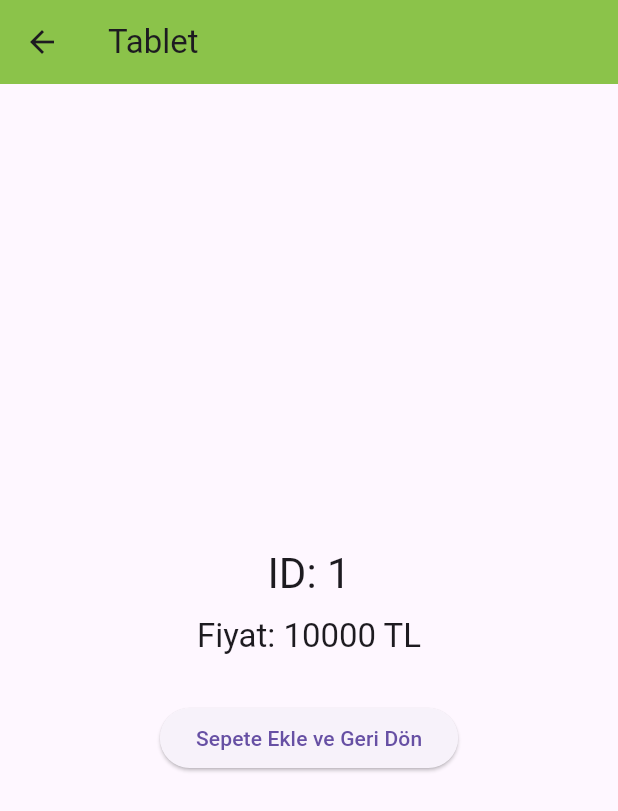
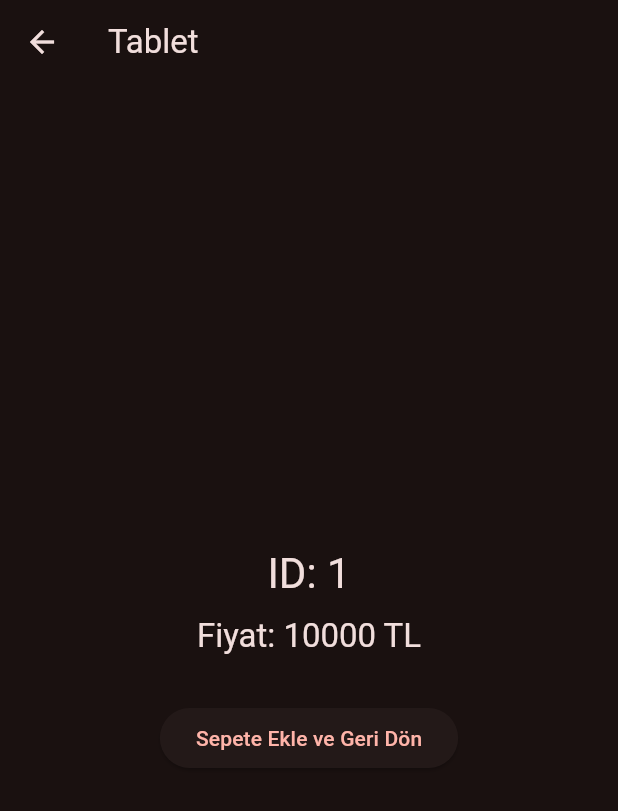
Before and after one commit to salihefeserit/dinamik-rotalar, a Flutter app: the screen it shows after launch, after a tap on "Tablet", on a phone screen of 412 x 824 dp. Shown: the top 811 px of the screen. Run offline on Flutter 3.47's test engine with Material 3 defaults, Android fonts, the light colour scheme and no system bars.

Commit message:
Güncelleme

```diff
--- /dev/null
+++ b/lib/homepage.dart
@@ -0,0 +1,52 @@
+import 'package:flutter/material.dart';
+import 'package:urunkatalog/product_model.dart';
+
+class HomePage extends StatelessWidget {
+  const HomePage({super.key});
+
+  @override
+  Widget build(BuildContext context) {
+    return Scaffold(
+      appBar: AppBar(
+        title: const Center(
+          child: Text(
+            "Ürünler",
+            style: TextStyle(fontSize: 20, fontWeight: FontWeight.bold),
+          ),
+        ),
+      ),
+      body: ListView.separated(
+        itemBuilder: (context, index) => ListTile(
+          leading: Icon(products[index].icon),
+          title: Text(products[index].ad),
+          onTap: () => _navigateAndDisplaySnackBar(context, products[index]),
+        ),
+        separatorBuilder: (context, index) => const Divider(thickness: 1),
+        itemCount: products.length,
+      ),
+      floatingActionButton: FloatingActionButton(
+        onPressed: () {
+          Navigator.pushNamed(context, '/notfoundpage');
+        },
+        tooltip: 'Test 404',
+        child: const Icon(Icons.error_outline),
+      ),
+    );
+  }
+}
+
+void _navigateAndDisplaySnackBar(BuildContext context, Product product) async {
+  final result = await Navigator.pushNamed(
+    context,
+    '/product',
+    arguments: product.id,
+  );
+
+  if (result != null && context.mounted) {
+    ScaffoldMessenger.of(context)
+      ..removeCurrentSnackBar()
+      ..showSnackBar(
+        SnackBar(content: Text('$result'), behavior: SnackBarBehavior.floating),
+      );
+  }
+}
--- a/lib/main.dart
+++ b/lib/main.dart
@@ -1,7 +1,7 @@
 import 'package:flutter/material.dart';
 import 'package:urunkatalog/product_detail.dart';
-import 'package:urunkatalog/product_model.dart';
 import 'package:urunkatalog/not_found_page.dart';
+import 'package:urunkatalog/homepage.dart';
 
 void main() {
   runApp(const UrunApp());
@@ -13,6 +13,13 @@ class UrunApp extends StatelessWidget {
   @override
   Widget build(BuildContext context) {
     return MaterialApp(
+      theme: ThemeData(
+        useMaterial3: true,
+        colorScheme: ColorScheme.fromSeed(
+          seedColor: Colors.red,
+          brightness: Brightness.dark,
+        ),
+      ),
       debugShowCheckedModeBanner: false,
       initialRoute: '/',
       routes: {
@@ -20,7 +27,9 @@ class UrunApp extends StatelessWidget {
         '/notfoundpage': (context) => const NotFoundPage(),
       },
       onGenerateRoute: (settings) {
-        debugPrint("Gidilen Yol : ${settings.name}/${settings.arguments.toString()}");
+        debugPrint(
+          "Gidilen Yol : ${settings.name}/${settings.arguments.toString()}",
+        );
         final args = settings.arguments;
         if (settings.name == '/product') {
           if (args is int) {
@@ -32,59 +41,11 @@ class UrunApp extends StatelessWidget {
         return MaterialPageRoute(builder: (context) => NotFoundPage());
       },
       onUnknownRoute: (RouteSettings settings) {
-        debugPrint("Bilinmeyen Yol : ${settings.name}/${settings.arguments.toString()}");
+        debugPrint(
+          "Bilinmeyen Yol : ${settings.name}/${settings.arguments.toString()}",
+        );
         return MaterialPageRoute(builder: (context) => NotFoundPage());
       },
     );
   }
 }
-
-class HomePage extends StatelessWidget {
-  const HomePage({super.key});
-
-  @override
-  Widget build(BuildContext context) {
-    return Scaffold(
-      appBar: AppBar(
-        title: Center(
-          child: const Text(
-            "Ürünler",
-            style: TextStyle(fontSize: 20, fontWeight: FontWeight.bold),
-          ),
-        ),
-        backgroundColor: Colors.lightGreen,
-      ),
-      body: ListView.separated(
-        itemBuilder: (context, index) => ListTile(
-          title: Text(products[index].ad),
-          onTap: () => _navigateAndDisplaySnackBar(context, products[index]),
-        ),
-        separatorBuilder: (context, index) => const Divider(thickness: 3),
-        itemCount: products.length,
-      ),
-      floatingActionButton: FloatingActionButton(
-        onPressed: () {
-          Navigator.pushNamed(context, '/notfoundpage');
-        },
-        tooltip: 'Test 404',
-        child: const Icon(Icons.error_outline),
-      ),
-    );
-  }
-}
-
-void _navigateAndDisplaySnackBar(BuildContext context, Product product) async {
-  final result = await Navigator.pushNamed(
-    context,
-    '/product',
-    arguments: product.id,
-  );
-
-  if (result != null && context.mounted) {
-    ScaffoldMessenger.of(context)
-      ..removeCurrentSnackBar()
-      ..showSnackBar(
-        SnackBar(content: Text('$result'), behavior: SnackBarBehavior.floating),
-      );
-  }
-}
--- a/lib/not_found_page.dart
+++ b/lib/not_found_page.dart
@@ -14,7 +14,6 @@ class NotFoundPage extends StatelessWidget {
     return Scaffold(
       appBar: AppBar(
         title: const Text('404 - Hata'),
-        backgroundColor: Colors.lightGreen,
       ),
       body: Center(
         child: Column(
--- a/lib/product_detail.dart
+++ b/lib/product_detail.dart
@@ -10,7 +10,7 @@ class ProductDetail extends StatelessWidget {
   Widget build(BuildContext context) {
     final Product urun = products.firstWhere((urun) => urun.id == prodid);
     return Scaffold(
-      appBar: AppBar(title: Text(urun.ad), backgroundColor: Colors.lightGreen),
+      appBar: AppBar(title: Text(urun.ad)),
       body: Center(
         child: Column(
           mainAxisAlignment: MainAxisAlignment.center,
--- a/lib/product_model.dart
+++ b/lib/product_model.dart
@@ -1,15 +1,18 @@
+import 'package:flutter/material.dart';
+
 class Product {
   final int id;
   final String ad;
   final int ucret;
+  final IconData icon;
 
-  const Product({required this.id, required this.ad, required this.ucret});
+  const Product({required this.id, required this.ad, required this.ucret, required this.icon});
 }
 
 final List<Product> products = [
-  Product(id: 1, ad: "Tablet", ucret: 10000),
-  Product(id: 2, ad: "Telefon", ucret: 20000),
-  Product(id: 3, ad: "Laptop", ucret: 40000),
-  Product(id: 4, ad: "Şarj Aleti", ucret: 400),
-  Product(id: 5, ad: "Kılıf", ucret: 200),
+  Product(id: 1, ad: "Tablet", ucret: 10000, icon: Icons.tablet),
+  Product(id: 2, ad: "Telefon", ucret: 20000, icon: Icons.phone_android_sharp),
+  Product(id: 3, ad: "Laptop", ucret: 40000, icon: Icons.laptop),
+  Product(id: 4, ad: "Şarj Aleti", ucret: 400, icon: Icons.charging_station_rounded),
+  Product(id: 5, ad: "Klavye", ucret: 500, icon: Icons.keyboard),
 ];
```
